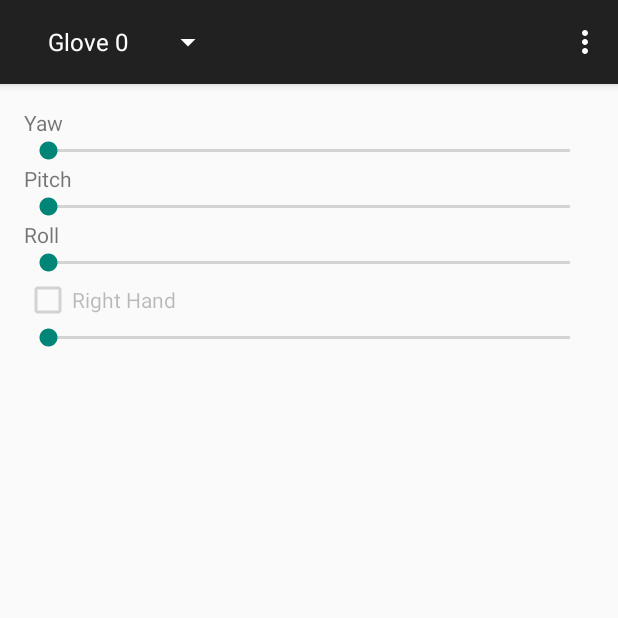
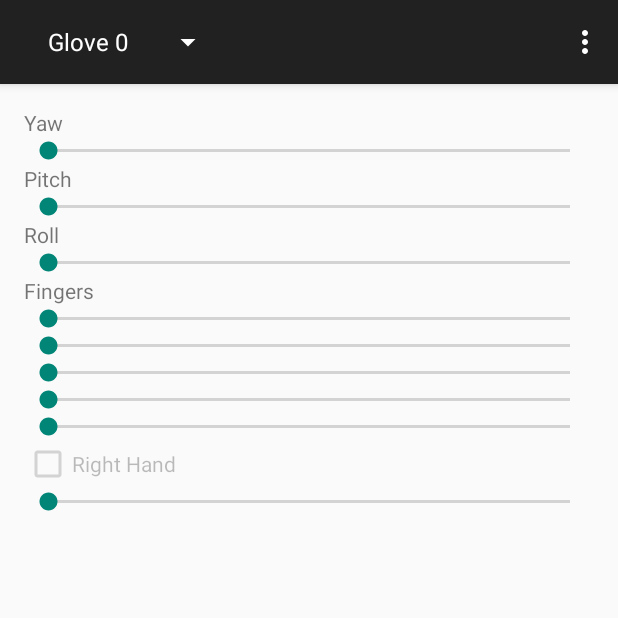
Before and after one commit to michaelsmithgit/Manus, an Android app: the screen it shows after launch (ManusTestActivity), on a phone screen of 412 x 824 dp, the top half of it. Run offline under Robolectric (Android 15) with nearby library versions, the phone set to English and light mode, and no system bars; 1 statement that could not run was skipped.

Commit message:
ManusMobile: Add finger values to test activity.

```diff
--- a/ManusMobile/app/src/main/java/com/manusmachina/labs/manusmobile/ManusTestActivity.java
+++ b/ManusMobile/app/src/main/java/com/manusmachina/labs/manusmobile/ManusTestActivity.java
@@ -152,16 +152,26 @@ public class ManusTestActivity extends ActionBarActivity implements ActionBar.On
         Glove.Quaternion quat = glove.getQuaternion();
         Glove.Vector euler = glove.getEuler(quat);
         Glove.Vector degrees = euler.ToDegrees();
+        float[] fingers = glove.getFingers();
 
         SeekBar yaw = (SeekBar)findViewById(R.id.yaw);
         SeekBar pitch = (SeekBar)findViewById(R.id.pitch);
         SeekBar roll = (SeekBar)findViewById(R.id.roll);
+        SeekBar[] fingerBars = {
+                (SeekBar)findViewById(R.id.thumb),
+                (SeekBar) findViewById(R.id.index),
+                (SeekBar) findViewById(R.id.middle),
+                (SeekBar) findViewById(R.id.ring),
+                (SeekBar) findViewById(R.id.pinky)
+        };
         CheckBox handedness = (CheckBox)findViewById(R.id.handedness);
         SeekBar interval = (SeekBar)findViewById(R.id.interval);
 
         roll.setProgress((int)degrees.x + 180);
         pitch.setProgress((int)degrees.y + 90);
-        yaw.setProgress((int)degrees.z + 180);
+        yaw.setProgress((int) degrees.z + 180);
+        for (int i = 0; i < 5; i++)
+            fingerBars[i].setProgress((int)(fingers[i] * 255.0f));
         handedness.setChecked(glove.getHandedness() == Glove.Handedness.RIGHT_HAND);
         interval.setProgress((int)(System.currentTimeMillis() - timestamp));
 
--- a/ManusMobile/app/src/main/res/layout/activity_manus_test.xml
+++ b/ManusMobile/app/src/main/res/layout/activity_manus_test.xml
@@ -53,6 +53,43 @@
             android:id="@+id/roll"
             android:max="360" />
 
+        <TextView
+            android:layout_width="wrap_content"
+            android:layout_height="wrap_content"
+            android:textAppearance="?android:attr/textAppearanceSmall"
+            android:text="Fingers"
+            android:id="@+id/textView4" />
+
+        <SeekBar
+            android:layout_width="match_parent"
+            android:layout_height="wrap_content"
+            android:id="@+id/thumb"
+            android:max="255" />
+
+        <SeekBar
+            android:layout_width="match_parent"
+            android:layout_height="wrap_content"
+            android:id="@+id/index"
+            android:max="255" />
+
+        <SeekBar
+            android:layout_width="match_parent"
+            android:layout_height="wrap_content"
+            android:id="@+id/middle"
+            android:max="255" />
+
+        <SeekBar
+            android:layout_width="match_parent"
+            android:layout_height="wrap_content"
+            android:id="@+id/ring"
+            android:max="255" />
+
+        <SeekBar
+            android:layout_width="match_parent"
+            android:layout_height="wrap_content"
+            android:id="@+id/pinky"
+            android:max="255" />
+
         <CheckBox
             android:layout_width="wrap_content"
             android:layout_height="wrap_content"
```
